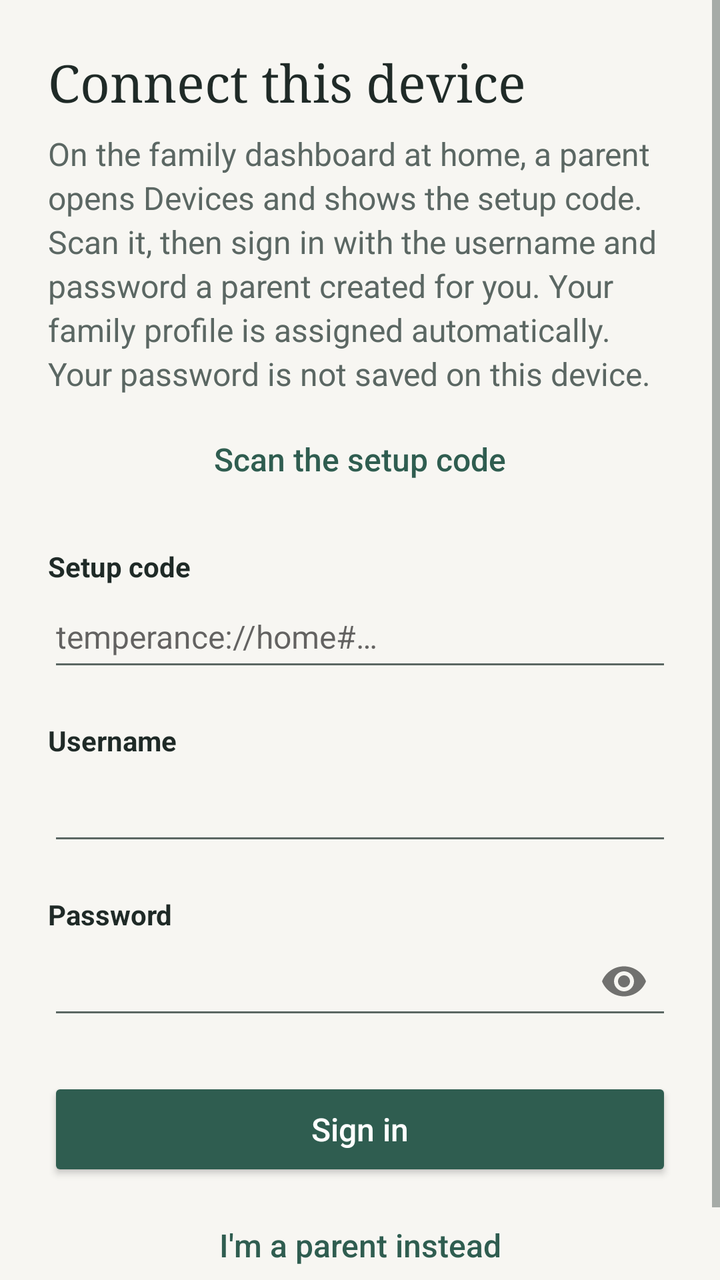
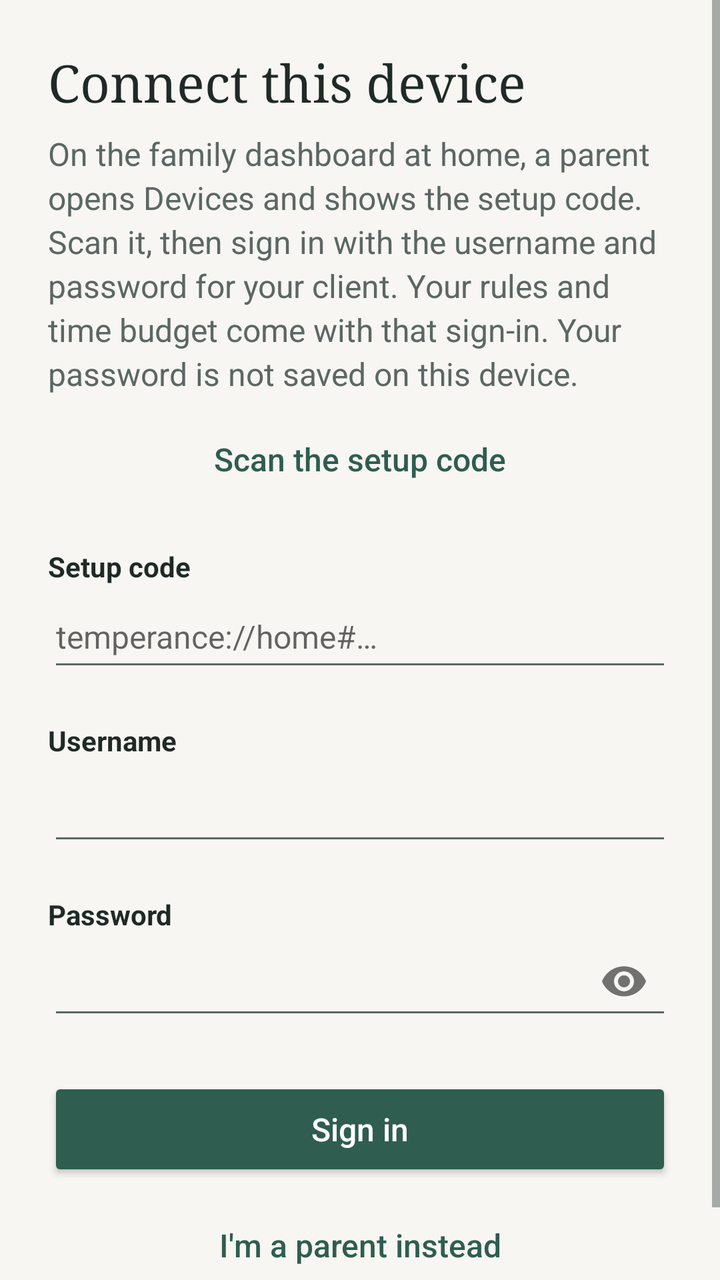

Compare the two renders of this Android layout. The source of the first and the diff that turns it into the second are given below.
<!-- AndroidManifest.xml: application theme Theme.Temperance -->
<!-- res/layout/screen_setup.xml -->
<?xml version="1.0" encoding="utf-8"?>
<ScrollView xmlns:android="http://schemas.android.com/apk/res/android"
    xmlns:app="http://schemas.android.com/apk/res-auto"
    android:id="@+id/screen_setup"
    android:layout_width="match_parent"
    android:layout_height="match_parent"
    android:fillViewport="true">

    <LinearLayout style="@style/Screen" android:id="@+id/column">

        <TextView style="@style/Title" android:text="@string/setup_title" android:accessibilityHeading="true" />
        <TextView style="@style/Body" android:text="@string/setup_intro" />

        <Button android:id="@+id/scan_setup" style="@style/Secondary" android:text="@string/scan_setup" />
        <TextView style="@style/Label" android:text="@string/server_label" android:labelFor="@+id/server" />
        <EditText
            android:id="@+id/server"
            style="@style/Field"
            android:hint="@string/server_hint"
            android:inputType="textUri|textNoSuggestions"
            android:importantForAutofill="no"
            android:imeOptions="actionNext|flagNoExtractUi" />

        <TextView style="@style/Label" android:text="@string/username_label" android:labelFor="@+id/username" />
        <EditText
            android:id="@+id/username"
            style="@style/Field"
            android:autofillHints="username"
            android:inputType="textNoSuggestions"
            android:imeOptions="actionNext|flagNoExtractUi" />

        <TextView style="@style/Label" android:text="@string/password_label" android:labelFor="@+id/password" />
        <com.google.android.material.textfield.TextInputLayout
            android:id="@+id/password_layout"
            android:layout_width="match_parent"
            android:layout_height="wrap_content"
            android:theme="@style/Theme.Temperance.Material"
            app:boxBackgroundMode="none"
            app:hintEnabled="false"
            app:endIconMode="password_toggle">
            <com.google.android.material.textfield.TextInputEditText
                android:id="@+id/password"
                android:saveEnabled="false"
                style="@style/Field"
                android:autofillHints="password"
                android:inputType="textPassword"
                android:imeOptions="actionGo|flagNoExtractUi" />
        </com.google.android.material.textfield.TextInputLayout>

        <TextView android:id="@+id/error" style="@style/Error" />

        <Button android:id="@+id/sign_in" style="@style/Primary" android:text="@string/sign_in" />
        <Button android:id="@+id/parent_instead" style="@style/Secondary" android:text="@string/parent_instead" />
    </LinearLayout>
</ScrollView>
<!-- resources referenced by this layout -->
<resources>
  <string name="parent_instead">I\'m a parent instead</string>
  <string name="password_label">Password</string>
  <string name="scan_setup">Scan the setup code</string>
  <string name="server_hint">temperance://home#…</string>
  <string name="server_label">Setup code</string>
  <string name="setup_intro">On the family dashboard at home, a parent opens Devices and shows the setup code. Scan it, then sign in with the username and password a parent created for you. Your family profile is assigned automatically. Your password is not saved on this device.</string>
  <string name="setup_title">Connect this device</string>
  <string name="sign_in">Sign in</string>
  <string name="username_label">Username</string>
  <style name="Body">
          <item name="android:layout_width">match_parent</item>
          <item name="android:layout_height">wrap_content</item>
          <item name="android:textSize">16sp</item>
          <item name="android:textColor">@color/muted</item>
          <item name="android:lineSpacingMultiplier">1.15</item>
      </style>
  <style name="Error" parent="Body">
          <item name="android:textColor">@color/error</item>
          <item name="android:layout_marginTop">16dp</item>
          <item name="android:visibility">gone</item>
          <item name="android:accessibilityLiveRegion">polite</item>
      </style>
  <style name="Field">
          <item name="android:layout_width">match_parent</item>
          <item name="android:layout_height">wrap_content</item>
          <item name="android:minHeight">48dp</item>
          <item name="android:textSize">16sp</item>
          <item name="android:singleLine">true</item>
      </style>
  <style name="Label">
          <item name="android:layout_width">match_parent</item>
          <item name="android:layout_height">wrap_content</item>
          <item name="android:textSize">14sp</item>
          <item name="android:textStyle">bold</item>
          <item name="android:textColor">@color/ink</item>
          <item name="android:layout_marginTop">20dp</item>
      </style>
  <style name="Screen">
          <item name="android:layout_width">match_parent</item>
          <item name="android:layout_height">wrap_content</item>
          <item name="android:orientation">vertical</item>
          <item name="android:paddingStart">24dp</item>
          <item name="android:paddingEnd">24dp</item>
          <item name="android:paddingTop">24dp</item>
          <item name="android:paddingBottom">32dp</item>
      </style>
  <style name="Secondary" parent="android:Widget.Material.Button.Borderless.Colored">
          <item name="android:layout_width">match_parent</item>
          <item name="android:layout_height">wrap_content</item>
          <item name="android:minHeight">48dp</item>
          <item name="android:layout_marginTop">8dp</item>
          <item name="android:textSize">16sp</item>
          <item name="android:textAllCaps">false</item>
      </style>
  <style name="Theme.Temperance.Material" parent="Theme.MaterialComponents.Light.NoActionBar">
          <item name="colorPrimary">@color/brand</item>
          <item name="colorPrimaryVariant">@color/brand_dark</item>
          <item name="colorSecondary">@color/brand</item>
          <item name="colorControlActivated">@color/brand</item>
          <item name="android:textColorPrimary">@color/ink</item>
          <item name="android:textColorSecondary">@color/muted</item>
      </style>
  <style name="Title">
          <item name="android:layout_width">match_parent</item>
          <item name="android:layout_height">wrap_content</item>
          <item name="android:textSize">26sp</item>
          <item name="android:textColor">@color/ink</item>
          <item name="android:fontFamily">serif</item>
          <item name="android:layout_marginBottom">8dp</item>
      </style>
  <color name="muted">#5B6763</color>
  <color name="error">#B3261E</color>
  <color name="ink">#1F2A27</color>
  <color name="brand">#2F5D50</color>
  <color name="brand_dark">#24483E</color>
  <color name="paper">#F7F6F2</color>
  <!-- unchanged entries left out for length: 2 -->
</resources>

<!-- the commit's change to res/layout/screen_setup.xml (unified diff, before → after) -->
@@ -26,7 +26,7 @@
             android:id="@+id/username"
             style="@style/Field"
             android:autofillHints="username"
-            android:inputType="textNoSuggestions"
+            android:inputType="textVisiblePassword|textNoSuggestions"
             android:imeOptions="actionNext|flagNoExtractUi" />
 
         <TextView style="@style/Label" android:text="@string/password_label" android:labelFor="@+id/password" />
<!-- resource entries referenced after the edit -->
@@ -5,7 +5,7 @@
   <string name="scan_setup">Scan the setup code</string>
   <string name="server_hint">temperance://home#…</string>
   <string name="server_label">Setup code</string>
-  <string name="setup_intro">On the family dashboard at home, a parent opens Devices and shows the setup code. Scan it, then sign in with the username and password a parent created for you. Your family profile is assigned automatically. Your password is not saved on this device.</string>
+  <string name="setup_intro">On the family dashboard at home, a parent opens Devices and shows the setup code. Scan it, then sign in with the username and password for your client. Your rules and time budget come with that sign-in. Your password is not saved on this device.</string>
   <string name="setup_title">Connect this device</string>
   <string name="sign_in">Sign in</string>
   <string name="username_label">Username</string>
